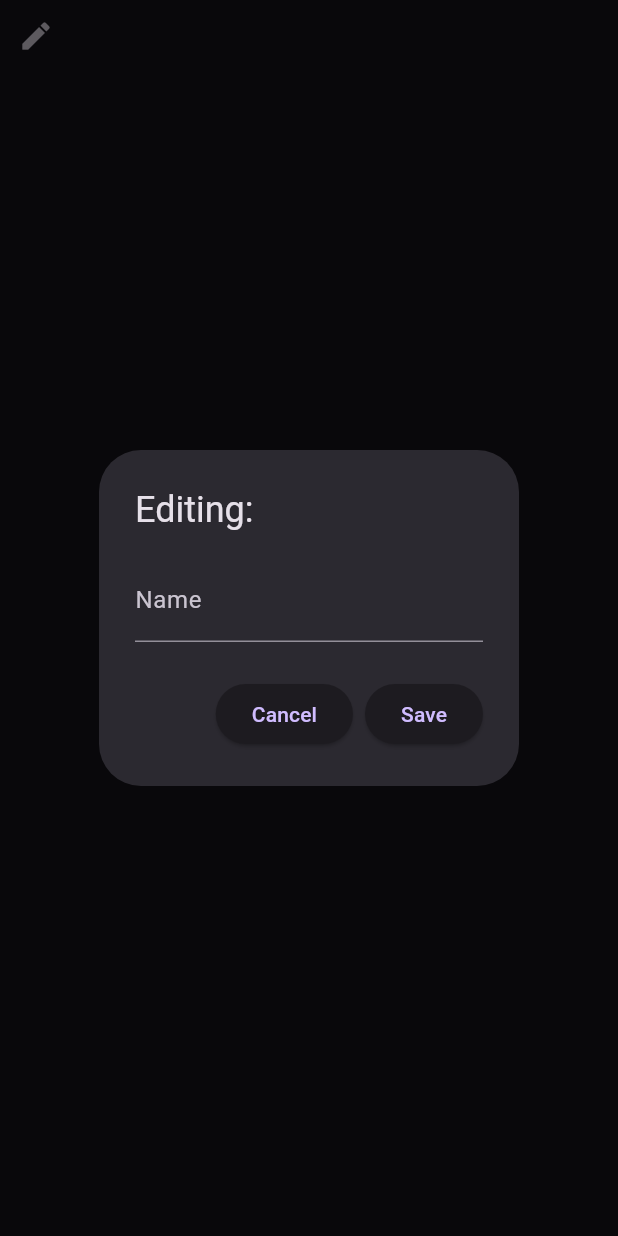
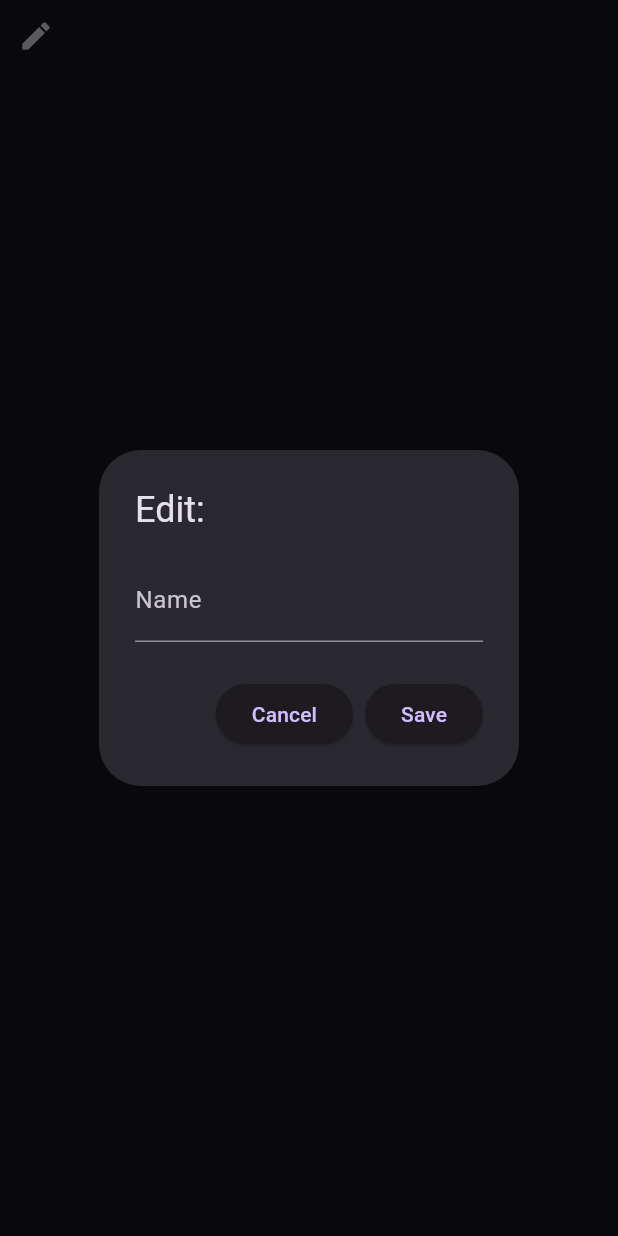
Before and after one commit to crd3vmAccount/your_trip, a Flutter app: the AlbumEditDialog widget shown alone on an empty page, opened directly with empty values, after a tap on the "edit" icon, on a phone screen of 412 x 824 dp. Run offline on Flutter 3.47's test engine with Material 3 defaults, Android fonts, the phone set to English and light mode, and no system bars; our stand-ins replace cloud_firestore, email_validator, firebase_auth, firebase_core, firebase_storage, flutter_map and 4 more; missing offline and left inert: flutter_map_location_marker; accounts and stored records are empty.

Commit message:
Changed text

```diff
--- a/lib/fragments/album_edit_dialog.dart
+++ b/lib/fragments/album_edit_dialog.dart
@@ -35,7 +35,7 @@ class _AlbumEditState extends State<AlbumEditDialog> {
         return Form(
           key: _formKey,
           child: AlertDialog(
-            title: Text("Editing: ${widget.album.displayName}"),
+            title: Text("Edit: ${widget.album.displayName}"),
             content: _albumNameField(),
             actions: [
               ElevatedButton(
```
